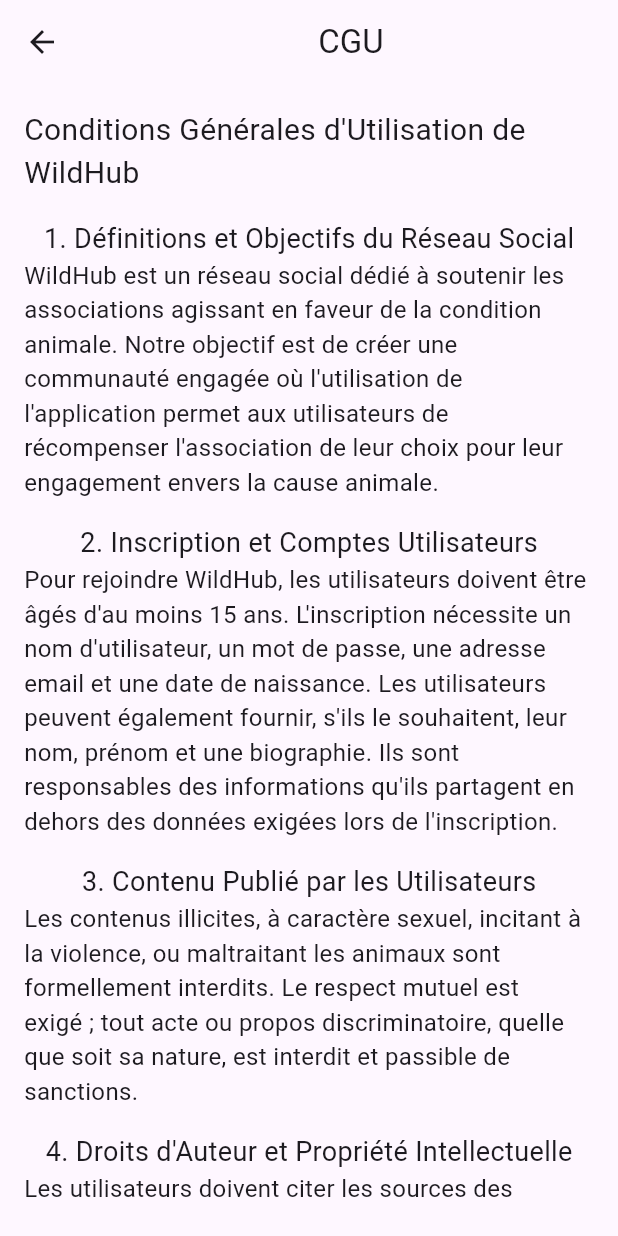
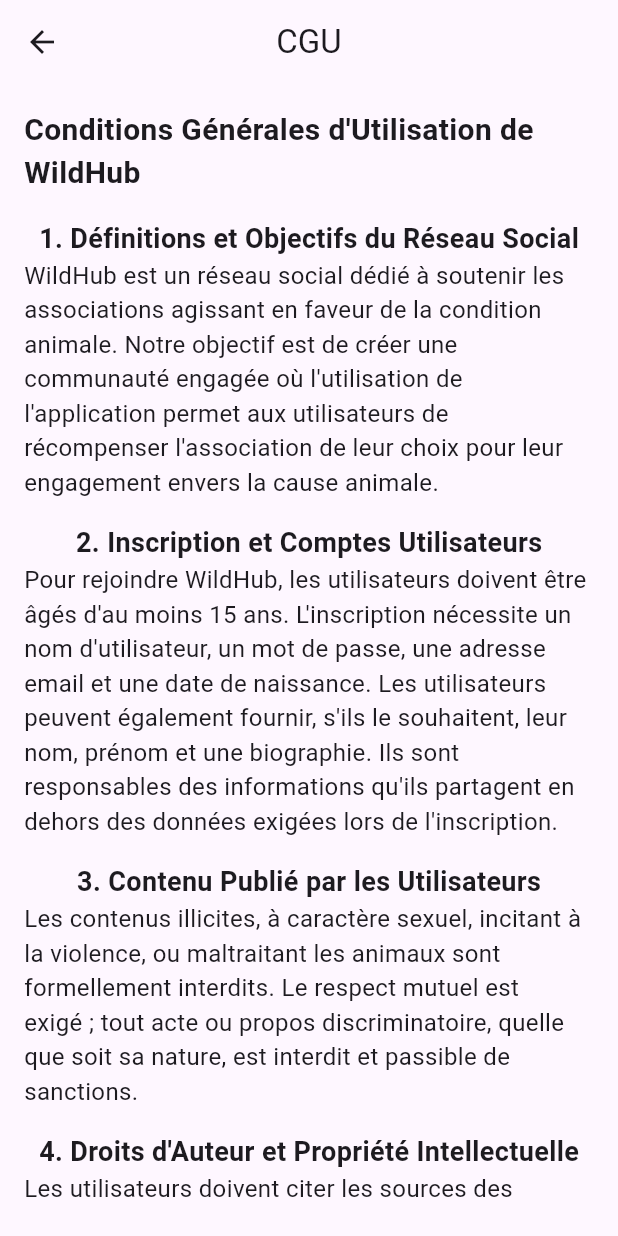
Before and after one commit to RomainConte/Yowl, a Flutter app: the CGUPage screen opened by its route, on a phone screen of 412 x 824 dp. Run offline on Flutter 3.47's test engine with Material 3 defaults, Android fonts, the phone set to English and light mode, and no system bars; our stand-ins replace shared_preferences, timeago; missing offline and left inert: password_strength; accounts and stored records are empty.

Commit message:
[PUT] front CGU]

```diff
--- a/yowl/lib/screens/cgu_screen.dart
+++ b/yowl/lib/screens/cgu_screen.dart
@@ -1,5 +1,4 @@
 import 'package:flutter/material.dart';
-
 
 class CGUPage extends StatelessWidget {
   const CGUPage({super.key});
@@ -8,98 +7,121 @@ class CGUPage extends StatelessWidget {
   Widget build(BuildContext context) {
     return Scaffold(
       appBar: AppBar(
-        title: const Center(
-          child: Text('CGU'),
-        ),
+        title: Text('CGU'),
+        centerTitle: true,
       ),
-      body: const Padding(padding: EdgeInsets.all(16.0),
-        child:
-        SingleChildScrollView(
+      body: const Padding(
+        padding: EdgeInsets.all(16.0),
+        child: SingleChildScrollView(
           child: Column(
+            mainAxisAlignment: MainAxisAlignment.start,
             children: [
-              Text('Conditions Générales d\'Utilisation de WildHub',
-                style: TextStyle(fontSize: 20.0),
+              Text(
+                'Conditions Générales d\'Utilisation de WildHub',
+                style: TextStyle(fontSize: 20.0, fontWeight: FontWeight.bold),
               ),
               SizedBox(height: 16),
-              Text("1. Définitions et Objectifs du Réseau Social",
-                style: TextStyle(fontSize: 18.0),
+              Text(
+                "1. Définitions et Objectifs du Réseau Social",
+                style: TextStyle(fontSize: 18.0, fontWeight: FontWeight.bold),
               ),
-              Text("WildHub est un réseau social dédié à soutenir les associations agissant en faveur de la condition animale. Notre objectif est de créer une communauté engagée où l'utilisation de l'application permet aux utilisateurs de récompenser l'association de leur choix pour leur engagement envers la cause animale.",
+              Text(
+                "WildHub est un réseau social dédié à soutenir les associations agissant en faveur de la condition animale. Notre objectif est de créer une communauté engagée où l'utilisation de l'application permet aux utilisateurs de récompenser l'association de leur choix pour leur engagement envers la cause animale.",
                 style: TextStyle(fontSize: 16.0),
               ),
               SizedBox(height: 16),
-              Text("2. Inscription et Comptes Utilisateurs",
-                style: TextStyle(fontSize: 18.0),
+              Text(
+                "2. Inscription et Comptes Utilisateurs",
+                style: TextStyle(fontSize: 18.0, fontWeight: FontWeight.bold),
               ),
-              Text("Pour rejoindre WildHub, les utilisateurs doivent être âgés d'au moins 15 ans. L'inscription nécessite un nom d'utilisateur, un mot de passe, une adresse email et une date de naissance. Les utilisateurs peuvent également fournir, s'ils le souhaitent, leur nom, prénom et une biographie. Ils sont responsables des informations qu'ils partagent en dehors des données exigées lors de l'inscription.",
+              Text(
+                "Pour rejoindre WildHub, les utilisateurs doivent être âgés d'au moins 15 ans. L'inscription nécessite un nom d'utilisateur, un mot de passe, une adresse email et une date de naissance. Les utilisateurs peuvent également fournir, s'ils le souhaitent, leur nom, prénom et une biographie. Ils sont responsables des informations qu'ils partagent en dehors des données exigées lors de l'inscription.",
                 style: TextStyle(fontSize: 16.0),
               ),
               SizedBox(height: 16),
-              Text("3. Contenu Publié par les Utilisateurs",
-                style: TextStyle(fontSize: 18.0),
+              Text(
+                "3. Contenu Publié par les Utilisateurs",
+                style: TextStyle(fontSize: 18.0, fontWeight: FontWeight.bold),
               ),
-              Text("Les contenus illicites, à caractère sexuel, incitant à la violence, ou maltraitant les animaux sont formellement interdits. Le respect mutuel est exigé ; tout acte ou propos discriminatoire, quelle que soit sa nature, est interdit et passible de sanctions.",
+              Text(
+                "Les contenus illicites, à caractère sexuel, incitant à la violence, ou maltraitant les animaux sont formellement interdits. Le respect mutuel est exigé ; tout acte ou propos discriminatoire, quelle que soit sa nature, est interdit et passible de sanctions.",
                 style: TextStyle(fontSize: 16.0),
               ),
               SizedBox(height: 16),
-              Text("4. Droits d'Auteur et Propriété Intellectuelle",
-                style: TextStyle(fontSize: 18.0),
+              Text(
+                "4. Droits d'Auteur et Propriété Intellectuelle",
+                style: TextStyle(fontSize: 18.0, fontWeight: FontWeight.bold),
               ),
-              Text("Les utilisateurs doivent citer les sources des contenus qu'ils publient. Si les images ou vidéos sont créées par l'utilisateur, il détient tous les droits sur celles-ci et peut exiger le retrait de copies non autorisées de son contenu.",
+              Text(
+                "Les utilisateurs doivent citer les sources des contenus qu'ils publient. Si les images ou vidéos sont créées par l'utilisateur, il détient tous les droits sur celles-ci et peut exiger le retrait de copies non autorisées de son contenu.",
                 style: TextStyle(fontSize: 16.0),
               ),
               SizedBox(height: 16),
-              Text("5. Modération et Signalement",
-                style: TextStyle(fontSize: 18.0),
+              Text(
+                "5. Modération et Signalement",
+                style: TextStyle(fontSize: 18.0, fontWeight: FontWeight.bold),
               ),
-              Text("Les utilisateurs ne respectant pas les règles établies peuvent être signalés. L'équipe de WildHub analysera chaque signalement et prendra des sanctions adaptées à la gravité de la situation, allant de l'avertissement avec retrait du contenu à la suppression du compte.",
+              Text(
+                "Les utilisateurs ne respectant pas les règles établies peuvent être signalés. L'équipe de WildHub analysera chaque signalement et prendra des sanctions adaptées à la gravité de la situation, allant de l'avertissement avec retrait du contenu à la suppression du compte.",
                 style: TextStyle(fontSize: 16.0),
               ),
               SizedBox(height: 16),
-              Text("6. Respect de la Vie Privée et Protection des Données",
-                style: TextStyle(fontSize: 18.0),
+              Text(
+                "6. Respect de la Vie Privée et Protection des Données",
+                style: TextStyle(fontSize: 18.0, fontWeight: FontWeight.bold),
               ),
-              Text("Les données personnelles sont collectées avec le consentement de l'utilisateur et conservées temporairement, avec suppression automatique après 3 ans d'inactivité du compte. Les données peuvent être rectifiées ou supprimées à tout moment conformément au RGPD.",
+              Text(
+                "Les données personnelles sont collectées avec le consentement de l'utilisateur et conservées temporairement, avec suppression automatique après 3 ans d'inactivité du compte. Les données peuvent être rectifiées ou supprimées à tout moment conformément au RGPD.",
                 style: TextStyle(fontSize: 16.0),
               ),
               SizedBox(height: 16),
-              Text("7. Publicité et Promotion",
-                style: TextStyle(fontSize: 18.0),
+              Text(
+                "7. Publicité et Promotion",
+                style: TextStyle(fontSize: 18.0, fontWeight: FontWeight.bold),
               ),
-              Text("Les publicités doivent, si possible, être en accord avec la défense de la cause animale ou, au minimum, ne pas nuire à cette cause. WildHub se réserve le droit de supprimer toute publicité contraire à nos valeurs.",
+              Text(
+                "Les publicités doivent, si possible, être en accord avec la défense de la cause animale ou, au minimum, ne pas nuire à cette cause. WildHub se réserve le droit de supprimer toute publicité contraire à nos valeurs.",
                 style: TextStyle(fontSize: 16.0),
               ),
               SizedBox(height: 16),
-              Text("8. Responsabilité Légale et Limitations",
-                style: TextStyle(fontSize: 18.0),
+              Text(
+                "8. Responsabilité Légale et Limitations",
+                style: TextStyle(fontSize: 18.0, fontWeight: FontWeight.bold),
               ),
-              Text("WildHub n'assume aucune responsabilité pour les publications et propos de ses utilisateurs. Nous nous engageons à appliquer notre politique de sanctions en cas de non-respect des règles.",
+              Text(
+                "WildHub n'assume aucune responsabilité pour les publications et propos de ses utilisateurs. Nous nous engageons à appliquer notre politique de sanctions en cas de non-respect des règles.",
                 style: TextStyle(fontSize: 16.0),
               ),
               SizedBox(height: 16),
-              Text("9. Modifications des CGU",
-                style: TextStyle(fontSize: 18.0),
+              Text(
+                "9. Modifications des CGU",
+                style: TextStyle(fontSize: 18.0, fontWeight: FontWeight.bold),
               ),
-              Text("Toute modification des CGU sera communiquée par email à tous les utilisateurs au moins un mois avant son application effective, avec demande de renouvellement du consentement.",
+              Text(
+                "Toute modification des CGU sera communiquée par email à tous les utilisateurs au moins un mois avant son application effective, avec demande de renouvellement du consentement.",
                 style: TextStyle(fontSize: 16.0),
               ),
               SizedBox(height: 16),
-              Text("10. Résolution des Conflits et Juridiction",
-                style: TextStyle(fontSize: 18.0),
+              Text(
+                "10. Résolution des Conflits et Juridiction",
+                style: TextStyle(fontSize: 18.0, fontWeight: FontWeight.bold),
               ),
-              Text("Tout conflit est soumis aux lois européennes et françaises en vigueur.",
-                style: TextStyle(fontSize: 16.0
-                ),
+              Text(
+                "Tout conflit est soumis aux lois européennes et françaises en vigueur.",
+                style: TextStyle(fontSize: 16.0),
               ),
               SizedBox(height: 16),
-              Text("11. Suspension et Résiliation de Compte",
-                style: TextStyle(fontSize: 18.0),
+              Text(
+                "11. Suspension et Résiliation de Compte",
+                style: TextStyle(fontSize: 18.0, fontWeight: FontWeight.bold),
               ),
-              Text("Le compte peut être suspendu ou supprimé en fonction de la gravité des infractions aux CGU. Après trois violations, le compte sera supprimé et l'utilisateur interdit de revenir sur WildHub pendant 5 ans.",
+              Text(
+                "Le compte peut être suspendu ou supprimé en fonction de la gravité des infractions aux CGU. Après trois violations, le compte sera supprimé et l'utilisateur interdit de revenir sur WildHub pendant 5 ans.",
                 style: TextStyle(fontSize: 16.0),
               ),
               SizedBox(height: 32),
-              Text("En utilisant WildHub, vous acceptez ces Conditions Générales d'Utilisation. Nous vous remercions de rejoindre notre communauté engagée pour la cause animale.",
+              Text(
+                "En utilisant WildHub, vous acceptez ces Conditions Générales d'Utilisation. Nous vous remercions de rejoindre notre communauté engagée pour la cause animale.",
                 style: TextStyle(fontSize: 16.0),
               ),
             ],
```
